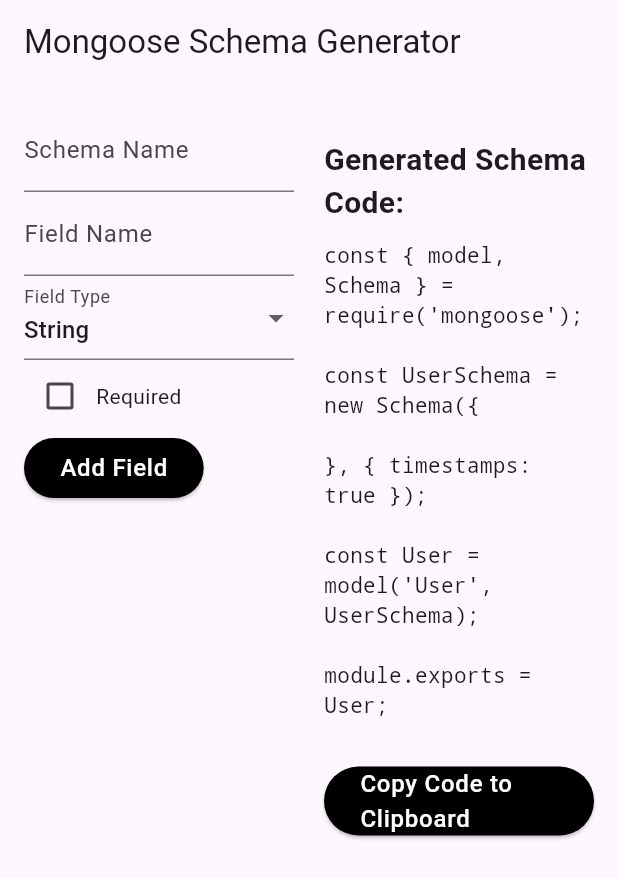
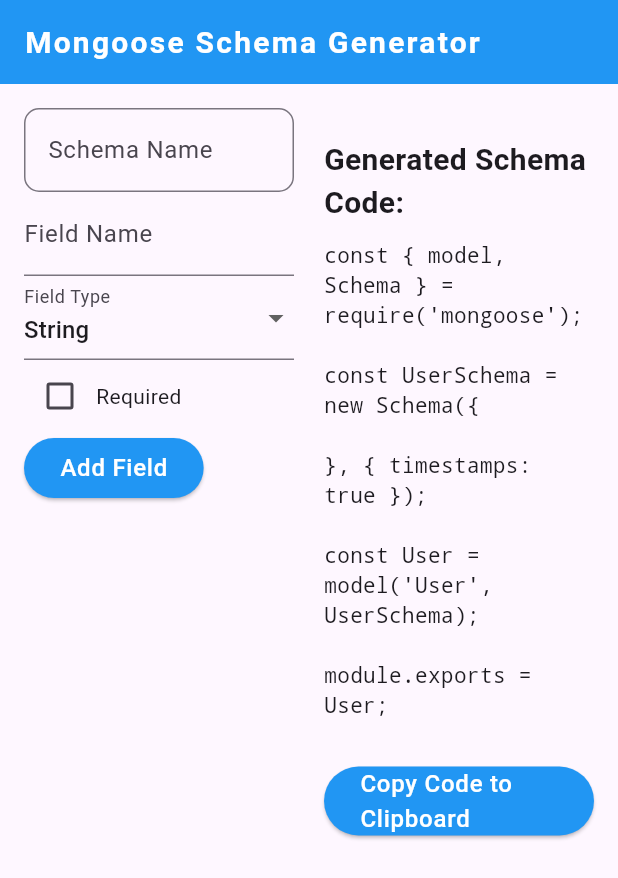
Before and after one commit to bhargav0147/mongoose_schema_generator, a Flutter app: the screen it shows after launch, on a phone screen of 412 x 824 dp. Shown: the top 878 px of the screen. Run offline on Flutter 3.47's test engine with Material 3 defaults, Android fonts, the phone set to English and light mode, and no system bars.

Commit message:
add custom button

```diff
--- /dev/null
+++ b/lib/Components/CustomButton.dart
@@ -0,0 +1,33 @@
+// ignore_for_file: file_names
+
+import 'package:flutter/material.dart';
+
+class CustomButton extends StatefulWidget {
+  final String name; // Name of the button
+  final VoidCallback onPressed; // Callback function for button press
+
+  const CustomButton({
+    super.key,
+    required this.name,
+    required this.onPressed,
+  });
+
+  @override
+  State<CustomButton> createState() => _CustomButtonState();
+}
+
+class _CustomButtonState extends State<CustomButton> {
+  @override
+  Widget build(BuildContext context) {
+    return ElevatedButton(
+      onPressed: widget.onPressed, // Use the onPressed callback from the widget
+      child: Text(
+        widget.name,
+        style: TextStyle(letterSpacing: 0.5, fontSize: 16, color: Colors.white),
+      ),
+      style: ElevatedButton.styleFrom(
+        backgroundColor: Colors.blue, // Set the background color to blue
+      ),
+    );
+  }
+}
--- a/lib/Schema_Form.dart
+++ b/lib/Schema_Form.dart
@@ -1,5 +1,6 @@
 import 'package:flutter/material.dart';
 import 'package:flutter/services.dart' show Clipboard, ClipboardData, FontWeight, TextAlign;
+import 'package:schema_creator/Components/CustomButton.dart';
 
 class SchemaForm extends StatefulWidget {
   @override
@@ -58,7 +59,12 @@
   Widget build(BuildContext context) {
     return Scaffold(
       appBar: AppBar(
-        title: const Text('Mongoose Schema Generator'),
+        backgroundColor: Colors.blue,
+        title: const Text('Mongoose Schema Generator',style: TextStyle(
+          letterSpacing: 1.5,
+          fontWeight: FontWeight.w600,
+          color: Colors.white,fontSize: 20
+        ),),
       ),
       body: Padding(
         padding: const EdgeInsets.all(16.0),
@@ -73,11 +79,34 @@
                   crossAxisAlignment: CrossAxisAlignment.start,
                   children: [
                     TextFormField(
-                      controller: _schemaNameController, // Field for schema name
-                      decoration: const InputDecoration(labelText: 'Schema Name'),
+                      controller: _schemaNameController,
+                      cursorColor: Colors.black,
+                      decoration: InputDecoration(
+                        labelText: "Schema Name",
+                        border: OutlineInputBorder(
+                          borderRadius: BorderRadius.circular(10),
+                          borderSide: BorderSide(color: Colors.grey),
+
+                        ),
+                        errorBorder: OutlineInputBorder(
+                          borderRadius: BorderRadius.circular(10),
+                          borderSide: BorderSide(color: Colors.red),
+
+                        ),
+                        focusedErrorBorder: OutlineInputBorder(
+                          borderRadius: BorderRadius.circular(10),
+                          borderSide: BorderSide(color: Colors.red),
+
+                        ),
+                        focusedBorder: OutlineInputBorder(
+                          borderRadius: BorderRadius.circular(10),
+                          borderSide: BorderSide(color: Colors.blue),
+
+                        ),
+                      ),
                       validator: (value) {
                         if (value == null || value.isEmpty) {
-                          return 'Please enter a schema name';
+                          return 'Please Enter A Schema Name';
                         }
                         return null;
                       },
@@ -121,15 +150,7 @@
                         const Text('Required'),
                       ],
                     ),
-                    ElevatedButton(
-                      onPressed: _addField,
-                      style: ElevatedButton.styleFrom(backgroundColor: Colors.black), // Set button color to blue
-                      child: const Text('Add Field',style: TextStyle(
-                      letterSpacing: 0.5,
-                      fontSize: 16,
-                      color: Colors.white
-                    ),),
-                    ),
+                    CustomButton(name: 'Add Field', onPressed: _addField)
                   ],
                 ),
               ),
@@ -153,18 +174,10 @@
                     textAlign: TextAlign.left,
                   ),
                   const SizedBox(height: 10),
-                  ElevatedButton(
-                    onPressed: () {
+                  CustomButton(name: "Copy Code to Clipboard", onPressed: () {
                       String schemaCode = _generateSchemaCode(_schemaNameController.text.isEmpty ? 'User' : _schemaNameController.text); // Change schema name if needed
                       _copyToClipboard(schemaCode);
-                    },
-                    style: ElevatedButton.styleFrom(backgroundColor: Colors.black), // Set button color to blue
-                    child: const Text('Copy Code to Clipboard',style: TextStyle(
-                      letterSpacing: 0.5,
-                      fontSize: 16,
-                      color: Colors.white
-                    ),),
-                  ),
+                    })
                 ],
               ),
             ),
--- a/lib/main.dart
+++ b/lib/main.dart
@@ -12,6 +12,7 @@
   @override
   Widget build(BuildContext context) {
     return MaterialApp(
+      debugShowCheckedModeBanner: false,
       title: 'Schema Creator',
       theme: ThemeData(
         colorScheme: ColorScheme.fromSeed(seedColor: Colors.deepPurple),
```
Also changed, not shown: 3 other files.
